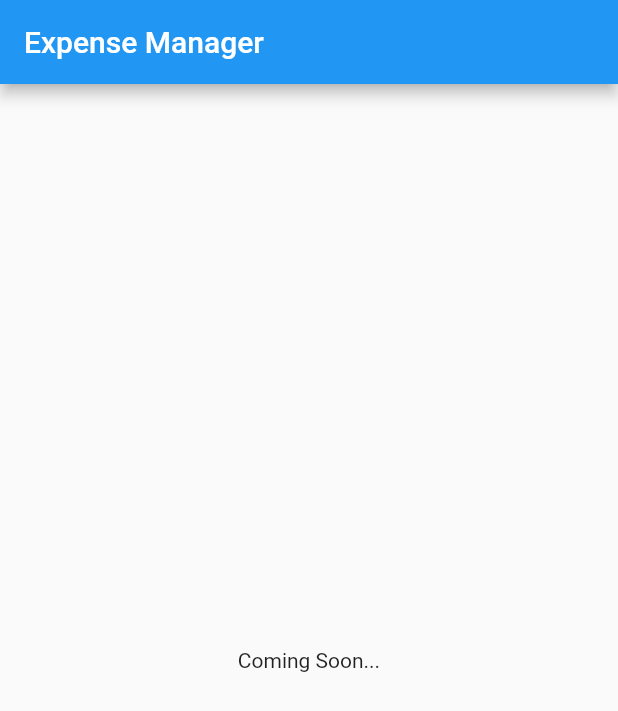
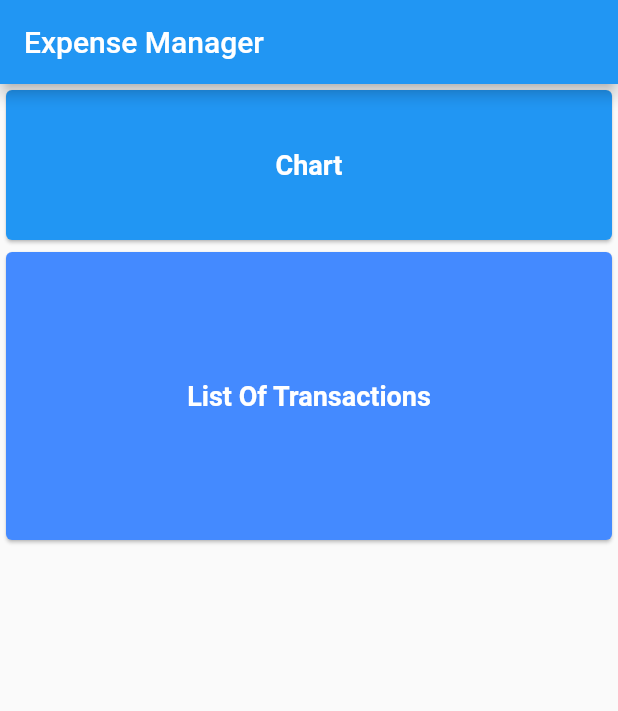
Before and after one commit to codeFaheem/flutter_expense_tracker, a Flutter app: the screen it shows after launch, on a phone screen of 412 x 824 dp. Shown: the top 711 px of the screen. Run offline on Flutter 3.47's test engine with Material 2 defaults, Android fonts, the phone set to English and light mode, and no system bars.

Commit message:
Build A Basic Section Indications In App Screen

```diff
--- a/lib/main.dart
+++ b/lib/main.dart
@@ -1,3 +1,5 @@
+// ignore_for_file: prefer_const_literals_to_create_immutables, prefer_const_constructors
+
 import 'package:flutter/material.dart';
 
 void main() => runApp(const MyApp());
@@ -23,8 +25,45 @@ class MyHomePage extends StatelessWidget {
       appBar: AppBar(
         title: const Text('Expense Manager'),
       ),
-      body: const Center(
-        child: Text("Coming Soon..."),
+      body: Column(
+        children: <Widget>[
+          Card(
+            color: Colors.blue,
+            child: SizedBox(
+              height: 100,
+              width: double.infinity,
+              child: Center(
+                child: Text(
+                  'Chart',
+                  style: TextStyle(
+                    color: Colors.white,
+                    fontSize: 18,
+                    fontWeight: FontWeight.bold,
+                  ),
+                  textAlign: TextAlign.center,
+                ),
+              ),
+            ),
+          ),
+          SizedBox(
+            height: 200,
+            width: double.infinity,
+            child: Card(
+              color: Colors.blueAccent,
+              child: Center(
+                child: Text(
+                  'List Of Transactions',
+                  style: TextStyle(
+                    color: Colors.white,
+                    fontSize: 18,
+                    fontWeight: FontWeight.bold,
+                  ),
+                  textAlign: TextAlign.center,
+                ),
+              ),
+            ),
+          ),
+        ],
       ),
     );
   }
```
